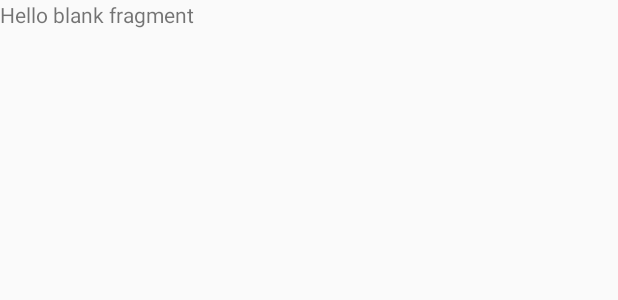
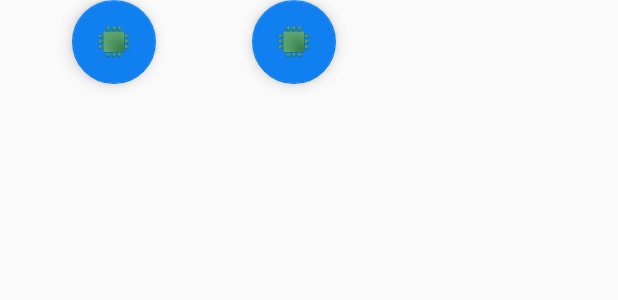
Before and after one commit to heibaifu/MQTT-Patterns, an Android app: the layout fragment_connect.xml on its own in the app's theme, with its tools: preview values and no code run, on a phone screen of 412 x 824 dp. Shown: the top 300 px of the screen. Run offline under Robolectric (Android 15) with nearby library versions, the phone set to English and light mode, and no system bars.

Commit message:
Minor GUI changes
minos GUI changes

```diff
--- a/app/src/main/java/com/patterns/io/thingsflow/DetailActivityFragment.java
+++ b/app/src/main/java/com/patterns/io/thingsflow/DetailActivityFragment.java
@@ -51,6 +51,7 @@ public class DetailActivityFragment extends Fragment {
         // Inflate the menu; this adds items to the action bar if it is present.
         inflater.inflate(R.menu.devicefragment, menu);
         //getMenuInflater().inflate(R.menu.devicefragment, menu);
+
     }
 
 
--- a/app/src/main/res/layout/detail_layout.xml
+++ b/app/src/main/res/layout/detail_layout.xml
@@ -24,5 +24,4 @@
     <include layout="@layout/content_detail" />
 
 
-
 </android.support.design.widget.CoordinatorLayout>
--- a/app/src/main/res/layout/fragment_connect.xml
+++ b/app/src/main/res/layout/fragment_connect.xml
@@ -1,13 +1,46 @@
-<FrameLayout xmlns:android="http://schemas.android.com/apk/res/android"
+<LinearLayout xmlns:android="http://schemas.android.com/apk/res/android"
     xmlns:tools="http://schemas.android.com/tools"
     android:layout_width="match_parent"
     android:layout_height="match_parent"
     tools:context="com.patterns.io.thingsflow.ConnectFragment">
 
     <!-- TODO: Update blank fragment layout -->
-    <TextView
+
+
+    <ScrollView
         android:layout_width="match_parent"
         android:layout_height="match_parent"
-        android:text="@string/hello_blank_fragment" />
+        android:id="@+id/scrollView2" >
 
-</FrameLayout>
+        <TableLayout
+            android:layout_width="match_parent"
+            android:layout_height="wrap_content" >
+
+            <TableRow
+                android:layout_width="match_parent"
+                android:layout_height="match_parent">
+
+                <android.support.design.widget.FloatingActionButton
+                    android:id="@+id/fabPublish"
+                    android:layout_width="match_parent"
+                    android:layout_height="wrap_content"
+                    android:layout_gravity="right"
+                    android:layout_margin="@dimen/fab_margin"
+                    android:src="@mipmap/ic_launcher"
+
+                    />
+
+                <android.support.design.widget.FloatingActionButton
+                    android:id="@+id/fabSubscribe"
+                    android:layout_width="match_parent"
+                    android:layout_height="wrap_content"
+                    android:layout_gravity="right"
+                    android:layout_margin="@dimen/fab_margin"
+                    android:src="@mipmap/ic_launcher"
+
+                    />
+
+            </TableRow>
+        </TableLayout>
+    </ScrollView>
+</LinearLayout>
```
Also changed, not shown: app/src/main/java/com/patterns/io/thingsflow/ConnectFragment.java (+2 -75 lines), app/src/main/res/layout/fragment_detail.xml (+0 -8 lines).
